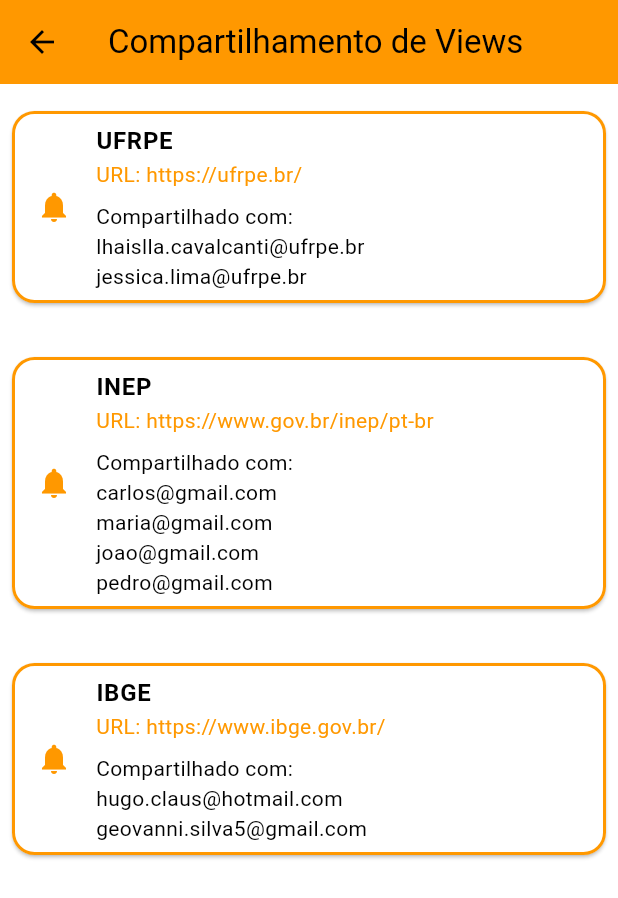
After one commit to lhaislla/fpa, a Flutter app: the SharedViewsScreen screen opened by its route, on a phone screen of 412 x 824 dp. The commit adds this screen. Shown: the top 898 px of the screen. Run offline on Flutter 3.47's test engine with Material 3 defaults, Android fonts, the light colour scheme and no system bars; our stand-ins replace charts_flutter, cloud_firestore, firebase_auth, firebase_core, fluttertoast, google_sign_in and 1 more; accounts and stored records are empty.

Commit message:
notificações, compartilhamento e função hash

```diff
--- a/lib/core/routes/routes.dart
+++ b/lib/core/routes/routes.dart
@@ -4,8 +4,10 @@
 import 'package:fpa/views/LoginScreen/cadastro.dart';
 import 'package:fpa/views/LoginScreen/reset_password.dart';
 import 'package:fpa/views/ViewScreen/home_monitoramento.dart';
+import 'package:fpa/views/ViewScreen/notificacao.dart';
 import 'package:fpa/views/ViewScreen/view.dart';
 import 'package:fpa/views/ViewScreen/new_view.dart';
+import 'package:fpa/views/ViewScreen/view_compartilhamento.dart';
 
 Map<String, WidgetBuilder> loadRoutes(BuildContext context) {
   return {
@@ -16,5 +18,7 @@
     '/view_monitoramento': (context) => ViewMonitoramento(),
     '/new_view': (context) => NewViewScreen(),
     '/user_settings': (context) => UserSettingsScreen(),
+    '/view_notificacao': (context) => NotificationsScreen(),
+    '/view_compartilhamento': (context) => SharedViewsScreen(),
   };
 }
--- /dev/null
+++ b/lib/services/hash.dart
@@ -0,0 +1,15 @@
+import 'dart:convert';
+import 'package:crypto/crypto.dart';
+
+/// Função que gera o hash do ID e da URL
+String generateHash(String id, String url) {
+  var bytes = utf8.encode('$id$url');
+  var digest = sha256.convert(bytes);
+  return digest.toString();
+}
+
+/// Função que verifica se o hash do ID e da URL mudou
+bool hasHashChanged(String id, String url, String storedHash) {
+  String currentHash = generateHash(id, url);
+  return currentHash != storedHash;
+}
--- a/lib/shared/widgets/card_detalhes.dart
+++ b/lib/shared/widgets/card_detalhes.dart
@@ -68,6 +68,7 @@
       appBar: AppBar(
         title: Text('$cardNumber'),
         centerTitle: true,
+        backgroundColor: Colors.orange,
       ),
       body: Padding(
         padding: EdgeInsets.all(16.0),
--- a/lib/views/LoginScreen/user_settings.dart
+++ b/lib/views/LoginScreen/user_settings.dart
@@ -65,6 +65,7 @@
       appBar: AppBar(
         title: Text('Edit User'),
         centerTitle: true,
+        backgroundColor: Colors.orange,
       ),
       body: Padding(
         padding: const EdgeInsets.all(16.0),
--- a/lib/views/ViewScreen/new_view.dart
+++ b/lib/views/ViewScreen/new_view.dart
@@ -50,6 +50,7 @@
       appBar: AppBar(
         title: Text('New View'),
         centerTitle: true,
+        backgroundColor: Colors.orange,
       ),
       body: Padding(
         padding: EdgeInsets.all(16.0),
--- /dev/null
+++ b/lib/views/ViewScreen/notificacao.dart
@@ -0,0 +1,98 @@
+import 'package:flutter/material.dart';
+
+class NotificationsScreen extends StatelessWidget {
+  final List<NotificationItem> notifications = [
+    NotificationItem("UFRPE", "18h", "www.ufrpe.br"),
+    NotificationItem("UFPE", "19h", "www.ufpe.br"),
+    NotificationItem("UFPB", "20h", "www.ufpb.br"),
+    NotificationItem("UFRJ", "21h", "www.ufrj.br"),
+    NotificationItem("USP", "22h", "www.usp.br"),
+    NotificationItem("INEP", "23h", "www.inep.gov.br"),
+    NotificationItem("IBGE", "08h", "www.ibge.gov.br"),
+    NotificationItem("SBIE", "09h", "www.sbie.org.br"),
+    NotificationItem("UFABC", "10h", "www.ufabc.edu.br"),
+    NotificationItem("UFMG", "11h", "www.ufmg.br"),
+    NotificationItem("UFSC", "12h", "www.ufsc.br"),
+    NotificationItem("UNB", "13h", "www.unb.br"),
+    NotificationItem("UNICAMP", "14h", "www.unicamp.br"),
+    NotificationItem("PUCRS", "15h", "www.pucrs.br"),
+    NotificationItem("UFES", "16h", "www.ufes.br"),
+    NotificationItem("UFF", "17h", "www.uff.br"),
+    NotificationItem("UFSM", "18h", "www.ufsm.br"),
+    NotificationItem("UFPR", "19h", "www.ufpr.br"),
+    NotificationItem("UFRGS", "20h", "www.ufrgs.br"),
+    NotificationItem("UFOP", "21h", "www.ufop.br"),
+  ];
+
+  @override
+  Widget build(BuildContext context) {
+    return Scaffold(
+      appBar: AppBar(
+        title: Text('Notificações'),
+        centerTitle: true,
+        backgroundColor: Colors.orange,
+      ),
+      body: LayoutBuilder(
+        builder: (context, constraints) {
+          return Padding(
+            padding: const EdgeInsets.all(8.0),
+            child: ListView.builder(
+              itemCount: notifications.length,
+              itemBuilder: (context, index) {
+                return NotificationCard(notifications[index]);
+              },
+            ),
+          );
+        },
+      ),
+    );
+  }
+}
+
+class NotificationItem {
+  final String title;
+  final String time;
+  final String url;
+
+  NotificationItem(this.title, this.time, this.url);
+}
+
+class NotificationCard extends StatelessWidget {
+  final NotificationItem notification;
+
+  NotificationCard(this.notification);
+
+  @override
+  Widget build(BuildContext context) {
+    return Card(
+      shape: RoundedRectangleBorder(
+        borderRadius: BorderRadius.circular(15.0),
+        side: BorderSide(color: Colors.orange, width: 2.0),
+      ),
+      margin: EdgeInsets.symmetric(vertical: 10.0),
+      child: ListTile(
+        leading: Icon(Icons.notifications, color: Colors.orange),
+        title: Text(
+          notification.title,
+          style: TextStyle(fontWeight: FontWeight.bold),
+        ),
+        subtitle: Column(
+          crossAxisAlignment: CrossAxisAlignment.start,
+          children: [
+            Text(notification.time),
+            Text(notification.url, style: TextStyle(color: Colors.orange)),
+          ],
+        ),
+      ),
+    );
+  }
+}
+
+void main() {
+  runApp(MaterialApp(
+    home: NotificationsScreen(),
+    theme: ThemeData(
+      primarySwatch: Colors.orange,
+    ),
+  ));
+}
--- a/lib/views/ViewScreen/view.dart
+++ b/lib/views/ViewScreen/view.dart
@@ -35,7 +35,8 @@
     return Scaffold(
       appBar: AppBar(
         title: Text('Views'),
-        centerTitle: true, // Centraliza o título
+        centerTitle: true,
+        backgroundColor: Colors.orange, // Centraliza o título
       ),
       drawer: MenuLateral(), // Adiciona o menu lateral no lado esquerdo
       body: Container(
--- /dev/null
+++ b/lib/views/ViewScreen/view_compartilhamento.dart
@@ -0,0 +1,95 @@
+import 'package:flutter/material.dart';
+
+class SharedViewsScreen extends StatelessWidget {
+  @override
+  Widget build(BuildContext context) {
+    return Scaffold(
+      appBar: AppBar(
+        title: Text('Compartilhamento de Views'),
+        centerTitle: true,
+        backgroundColor: Colors.orange,
+      ),
+      body: LayoutBuilder(
+        builder: (context, constraints) {
+          return Padding(
+            padding: const EdgeInsets.all(8.0),
+            child: ListView(
+              children: [
+                _buildSharedViewCard(
+                  alias: 'UFRPE',
+                  url: 'https://ufrpe.br/',
+                  sharedWithEmails: [
+                    'lhaislla.cavalcanti@ufrpe.br',
+                    'jessica.lima@ufrpe.br',
+                  ],
+                ),
+                SizedBox(height: 16.0),
+                _buildSharedViewCard(
+                  alias: 'INEP',
+                  url: 'https://www.gov.br/inep/pt-br',
+                  sharedWithEmails: [
+                    'carlos@gmail.com',
+                    'maria@gmail.com',
+                    'joao@gmail.com',
+                    'pedro@gmail.com',
+                  ],
+                ),
+                SizedBox(height: 16.0),
+                _buildSharedViewCard(
+                  alias: 'IBGE',
+                  url: 'https://www.ibge.gov.br/',
+                  sharedWithEmails: [
+                    'hugo.claus@hotmail.com',
+                    'geovanni.silva5@gmail.com',
+                  ],
+                ),
+              ],
+            ),
+          );
+        },
+      ),
+    );
+  }
+
+  Widget _buildSharedViewCard({
+    required String alias,
+    required String url,
+    required List<String> sharedWithEmails,
+  }) {
+    return Card(
+      shape: RoundedRectangleBorder(
+        borderRadius: BorderRadius.circular(15.0),
+        side: BorderSide(color: Colors.orange, width: 2.0),
+      ),
+      margin: EdgeInsets.symmetric(vertical: 10.0),
+      child: ListTile(
+        leading: Icon(Icons.notifications, color: Colors.orange),
+        title: Text(
+          alias,
+          style: TextStyle(fontWeight: FontWeight.bold),
+        ),
+        subtitle: Column(
+          crossAxisAlignment: CrossAxisAlignment.start,
+          children: [
+            Text('URL: $url', style: TextStyle(color: Colors.orange)),
+            SizedBox(height: 8.0),
+            Text('Compartilhado com:'),
+            Column(
+              crossAxisAlignment: CrossAxisAlignment.start,
+              children: sharedWithEmails.map((email) => Text(email)).toList(),
+            ),
+          ],
+        ),
+      ),
+    );
+  }
+}
+
+void main() {
+  runApp(MaterialApp(
+    home: SharedViewsScreen(),
+    theme: ThemeData(
+      primarySwatch: Colors.orange,
+    ),
+  ));
+}
--- a/pubspec.yaml
+++ b/pubspec.yaml
@@ -52,6 +52,7 @@
   fl_chart: ^0.68.0
   sign_in_button: ^3.2.0
   charts_flutter: ^0.12.0
+  crypto: ^3.0.1
 
 
 dev_dependencies:
```
Also changed, not shown: lib/services/call_hash.dart (added, +94 -0 lines), lib/shared/widgets/menu_lateral.dart (+14 -0 lines), pubspec.lock.
